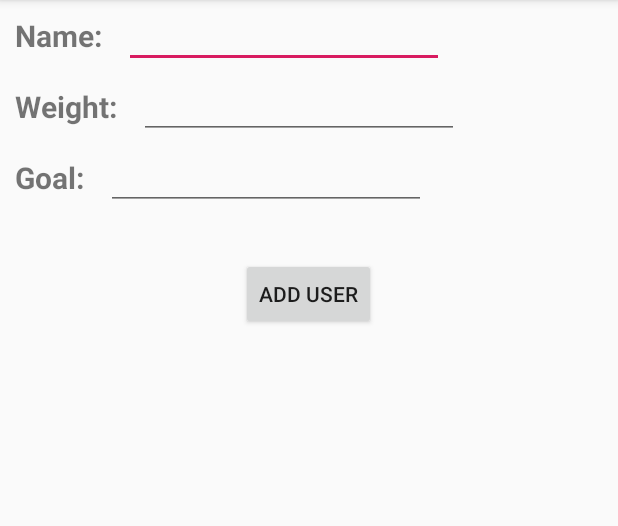
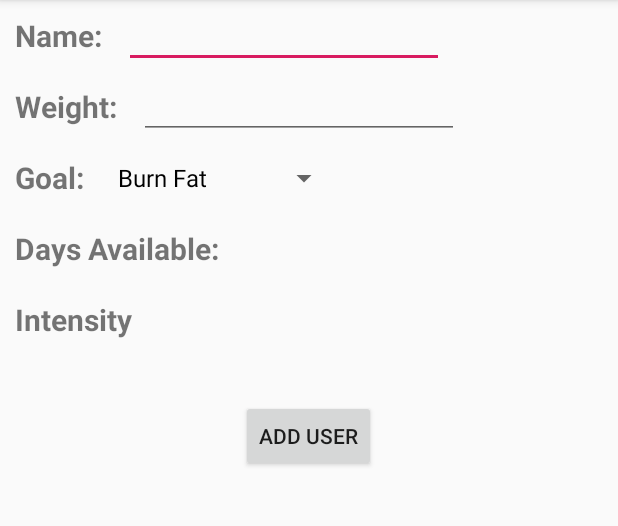
Before and after one commit to Sogurung16/FYP, an Android app: the screen it shows after launch (UserDataPage before the commit, UserView after it), after a tap on "ADD USER", on a phone screen of 412 x 824 dp, the part 84-610 px from its top. Run offline under Robolectric (Android 15) with nearby library versions, the phone set to English and light mode, and no system bars; 1 statement that could not run was skipped.

Commit message:
refactor goal input from int to dropdown option data correctly stored in database

```diff
--- a/app/src/main/AndroidManifest.xml
+++ b/app/src/main/AndroidManifest.xml
@@ -9,7 +9,7 @@
         android:roundIcon="@mipmap/ic_launcher_round"
         android:supportsRtl="true"
         android:theme="@style/AppTheme">
-        <activity android:name=".UserDataPage"></activity>
+        <activity android:name=".UserView"></activity>
         <activity android:name=".ActivitiesPage" />
         <activity android:name=".MainActivity">
             <intent-filter>
--- a/app/src/main/java/com/example/fyp_01/ActivitiesData.java
+++ b/app/src/main/java/com/example/fyp_01/ActivitiesData.java
@@ -28,5 +28,4 @@ public class ActivitiesData extends Activities {
     public void setMuscleBuild(boolean muscleBuild) {
         this.muscleBuild = muscleBuild;
     }
-
 }
--- a/app/src/main/java/com/example/fyp_01/DatabaseHelper.java
+++ b/app/src/main/java/com/example/fyp_01/DatabaseHelper.java
@@ -7,7 +7,7 @@ import android.database.sqlite.SQLiteOpenHelper;
 
 import androidx.annotation.Nullable;
 
-public class DatabaseHelper extends SQLiteOpenHelper {
+public class  DatabaseHelper extends SQLiteOpenHelper {
 
     public static final String DATABASE_NAME = "Database.db";
     public static final int VERSION_NAME = 3;
@@ -32,7 +32,7 @@ public class DatabaseHelper extends SQLiteOpenHelper {
         onCreate(db);
     }
 
-    public boolean addUserData(User user){
+    public boolean addUserData(UserController user){
         SQLiteDatabase db = this.getWritableDatabase();
 
         ContentValues contentValues = new ContentValues();
@@ -48,6 +48,4 @@ public class DatabaseHelper extends SQLiteOpenHelper {
             return true;
         }
     }
-
-
 }
--- a/app/src/main/java/com/example/fyp_01/MainActivity.java
+++ b/app/src/main/java/com/example/fyp_01/MainActivity.java
@@ -15,7 +15,7 @@ public class MainActivity extends AppCompatActivity {
         /*Intent activitiesPage = new Intent(this, ActivitiesPage.class);
         startActivity(activitiesPage);*/
 
-        Intent userDataPage = new Intent(this, UserDataPage.class);
+        Intent userDataPage = new Intent(this, UserView.class);
         startActivity(userDataPage);
     }
 }
--- a/app/src/main/java/com/example/fyp_01/User.java
+++ b/app/src/main/java/com/example/fyp_01/UserController.java
@@ -1,10 +1,12 @@
 package com.example.fyp_01;
 
-public class User{
+import java.util.List;
+
+public class UserController {
 
     private UserData userData;
 
-    public User (UserData userData){
+    public UserController(UserData userData){
         this.userData = userData;
     }
 
@@ -16,8 +18,10 @@ public class User{
         userData.setUserWeightData(userWeight);
     }
 
-    public void setUserGoal(int userGoal) {
-        userData.setUserGoalData(userGoal);
+    public void setUserGoal(String userGoal) { userData.setUserGoalData(userGoal); }
+
+    public void setUserGoalSpinnerArray(List<String> userGoalSpinnerArray) {
+        userData.setUserGoalSpinnerArrayData(userGoalSpinnerArray);
     }
 
     public String getUserName() {
@@ -28,8 +32,12 @@ public class User{
         return userData.getUserWeightData();
     }
 
-    public int getUserGoal() {
+    public String getUserGoal() {
         return userData.getUserGoalData();
+    }
+
+    public List<String> getUserGoalSpinnerArray() {
+        return userData.getUserGoalSpinnerArrayData();
     }
 
    /* public void addUser(User user){
--- a/app/src/main/java/com/example/fyp_01/UserData.java
+++ b/app/src/main/java/com/example/fyp_01/UserData.java
@@ -1,10 +1,15 @@
 package com.example.fyp_01;
+
+import android.widget.AdapterView;
+
+import java.util.ArrayList;
+import java.util.List;
 
 public class UserData{
 
-    private int userGoal;
     private int userWeight;
-    private String userName;
+    private String userName, userGoal;
+    private List<String> userGoalSpinnerArray  = new ArrayList<String>();
 
     public void setUserNameData(String userName) {
         this.userName = userName;
@@ -14,8 +19,10 @@ public class UserData{
         this.userWeight = userWeight;
     }
 
-    public void setUserGoalData(int userGoal) {
-        this.userGoal = userGoal;
+    public void setUserGoalData(String userGoal) { this.userGoal = userGoal; }
+
+    public void setUserGoalSpinnerArrayData(List<String> userGoalSpinnerArray) {
+        this.userGoalSpinnerArray = userGoalSpinnerArray;
     }
 
     public String getUserNameData() {
@@ -26,7 +33,11 @@ public class UserData{
         return userWeight;
     }
 
-    public int getUserGoalData() {
+    public String getUserGoalData() {
         return userGoal;
     }
+
+    public List<String> getUserGoalSpinnerArrayData() {
+        return userGoalSpinnerArray;
+    }
 }
--- a/app/src/main/java/com/example/fyp_01/UserDataPage.java
+++ /dev/null
@@ -1,62 +0,0 @@
-package com.example.fyp_01;
-
-import androidx.appcompat.app.AppCompatActivity;
-
-import android.os.Bundle;
-import android.view.View;
-import android.widget.Button;
-import android.widget.EditText;
-import android.widget.TextView;
-import android.widget.Toast;
-
-public class UserDataPage extends AppCompatActivity {
-
-    DatabaseHelper databaseHelper;
-
-    private Button mAddUserButton;
-    private TextView mUserName, mUserWeight, mUserGoal;
-    private EditText mUserNameInput, mUserWieghtInput, mUserGoalInput;
-
-    @Override
-    protected void onCreate(Bundle savedInstanceState) {
-        super.onCreate(savedInstanceState);
-        setContentView(R.layout.activity_user_data);
-
-        mAddUserButton = findViewById(R.id.addUser);
-        mUserName = findViewById(R.id.userName);
-        mUserWeight = findViewById(R.id.userWeight);
-        mUserGoal = findViewById(R.id.userGoal);
-        mUserNameInput = findViewById(R.id.userNameInput);
-        mUserWieghtInput = findViewById(R.id.userWeightInput);
-        mUserGoalInput = findViewById(R.id.userGoalInput);
-    }
-
-    public void addUserButton(View view){
-        addUser();
-    }
-
-    private void addUser(){
-        UserData newUserData = retrieveUserData();
-
-        User newUser = new User(newUserData);
-
-        databaseHelper = new DatabaseHelper(this);
-        boolean isInserted = databaseHelper.addUserData(newUser);
-
-        if(isInserted == true){
-            Toast.makeText(UserDataPage.this, "Data Added", Toast.LENGTH_LONG).show();
-        }
-        else{
-            Toast.makeText(UserDataPage.this, "Data NOT Added", Toast.LENGTH_LONG).show();
-        }
-    }
-
-    private UserData retrieveUserData(){
-        UserData userData = new UserData();
-        userData.setUserNameData(mUserNameInput.getText().toString());
-        userData.setUserWeightData(Integer.parseInt(mUserWieghtInput.getText().toString()));
-        userData.setUserGoalData(Integer.parseInt(mUserGoalInput.getText().toString())); //TODO: change from number to autocomplete text
-
-        return  userData;
-    }
-}
--- /dev/null
+++ b/app/src/main/java/com/example/fyp_01/UserView.java
@@ -0,0 +1,96 @@
+package com.example.fyp_01;
+
+import androidx.appcompat.app.AppCompatActivity;
+
+import android.os.Bundle;
+import android.view.View;
+import android.widget.AdapterView;
+import android.widget.ArrayAdapter;
+import android.widget.Button;
+import android.widget.EditText;
+import android.widget.Spinner;
+import android.widget.TextView;
+import android.widget.Toast;
+
+import java.util.ArrayList;
+import java.util.List;
+
+public class UserView extends AppCompatActivity {
+
+    DatabaseHelper databaseHelper;
+
+    private Button mAddUserButton;
+    private TextView mUserName, mUserWeight, mUserGoal;
+    private EditText mUserNameInput, mUserWeightInput;
+    private Spinner mUserGoalInput;
+
+    UserController user = new UserController(new UserData());
+
+    @Override
+    protected void onCreate(Bundle savedInstanceState) {
+        super.onCreate(savedInstanceState);
+        setContentView(R.layout.activity_user_data);
+
+        mAddUserButton = findViewById(R.id.addUser);
+        mUserName = findViewById(R.id.userName);
+        mUserWeight = findViewById(R.id.userWeight);
+        mUserGoal = findViewById(R.id.userGoal);
+        mUserNameInput = findViewById(R.id.userNameInput);
+        mUserWeightInput = findViewById(R.id.userWeightInput);
+        mUserGoalInput = findViewById(R.id.userGoalInput);
+
+        user.setUserGoalSpinnerArray(userGoalSpinnerOptions());
+        ArrayAdapter<String> goalAdapter = new ArrayAdapter<>(this, android.R.layout.simple_spinner_dropdown_item, user.getUserGoalSpinnerArray());
+        mUserGoalInput.setAdapter(goalAdapter);
+
+        mUserGoalInput.setOnItemSelectedListener(new AdapterView.OnItemSelectedListener() {
+            @Override
+            public void onItemSelected(AdapterView<?> parent, View view, int position, long id) {
+                Object item = parent.getItemAtPosition(position);
+                if (item != null){
+                    user.setUserGoal(item.toString());
+                    Toast.makeText(UserView.this, item.toString(), Toast.LENGTH_SHORT).show();
+                }
+                Toast.makeText(UserView.this, "Selected",Toast.LENGTH_SHORT).show();
+            }
+
+            @Override
+            public void onNothingSelected(AdapterView<?> parent) {
+            //TODO: Display Error Message.
+            }
+        });
+    }
+
+    public List<String> userGoalSpinnerOptions(){
+        List<String> spinnerArray = new ArrayList<String>();
+        spinnerArray.add("Burn Fat");
+        spinnerArray.add("Build Muscle");
+
+        return spinnerArray;
+    }
+
+    public void addUserButton(View view){
+        retrieveUserData();
+        addUser();
+    }
+
+    private void addUser(){
+        databaseHelper = new DatabaseHelper(this);
+        boolean isInserted = databaseHelper.addUserData(user);
+
+        if(isInserted == true){
+            Toast.makeText(UserView.this, "Data Added", Toast.LENGTH_LONG).show();
+        }
+        else{
+            Toast.makeText(UserView.this, "Data NOT Added", Toast.LENGTH_LONG).show();
+        }
+    }
+
+    private UserController retrieveUserData(){
+        user.setUserName(mUserNameInput.getText().toString());
+        user.setUserWeight(Integer.parseInt(mUserWeightInput.getText().toString()));
+        user.setUserGoal(user.getUserGoal());
+
+        return  user;
+    }
+}
--- a/app/src/main/res/layout/activity_user_data.xml
+++ b/app/src/main/res/layout/activity_user_data.xml
@@ -4,7 +4,7 @@
     xmlns:tools="http://schemas.android.com/tools"
     android:layout_width="match_parent"
     android:layout_height="match_parent"
-    tools:context=".UserDataPage">
+    tools:context=".UserView">
 
     <TextView
         android:id="@+id/userName"
@@ -43,6 +43,38 @@
         app:layout_constraintTop_toTopOf="parent"
         app:layout_constraintVertical_bias="0.069"></TextView>
 
+    <TextView
+        android:id="@+id/daysAvailable"
+        android:layout_below="@+id/userGoal"
+        android:layout_width="wrap_content"
+        android:layout_height="wrap_content"
+        android:layout_margin="10dp"
+        android:text="Days Available: "
+        android:textSize="20sp"
+        android:textStyle="bold"
+        app:layout_constraintBottom_toBottomOf="parent"
+        app:layout_constraintEnd_toEndOf="parent"
+        app:layout_constraintHorizontal_bias="0.05"
+        app:layout_constraintStart_toStartOf="parent"
+        app:layout_constraintTop_toTopOf="parent"
+        app:layout_constraintVertical_bias="0.069"></TextView>
+
+    <TextView
+        android:id="@+id/intensity"
+        android:layout_below="@+id/daysAvailable"
+        android:layout_width="wrap_content"
+        android:layout_height="wrap_content"
+        android:layout_margin="10dp"
+        android:text="Intensity"
+        android:textSize="20sp"
+        android:textStyle="bold"
+        app:layout_constraintBottom_toBottomOf="parent"
+        app:layout_constraintEnd_toEndOf="parent"
+        app:layout_constraintHorizontal_bias="0.05"
+        app:layout_constraintStart_toStartOf="parent"
+        app:layout_constraintTop_toTopOf="parent"
+        app:layout_constraintVertical_bias="0.069"></TextView>
+
     <EditText
         android:id="@+id/userNameInput"
         android:layout_toRightOf="@id/userName"
@@ -60,14 +92,14 @@
         android:ems="10"
         android:inputType="number" />
 
-    <EditText
+    <Spinner
         android:id="@+id/userGoalInput"
         android:layout_below="@id/userWeight"
         android:layout_toRightOf="@id/userGoal"
         android:layout_width="wrap_content"
         android:layout_height="wrap_content"
         android:ems="10"
-        android:inputType="number" />
+        android:spinnerMode="dropdown"/>
 
     <Button
         android:id="@+id/addUser"
@@ -77,7 +109,7 @@
         android:layout_marginTop="30dp"
         android:layout_centerHorizontal="true"
         android:text="add user"
-        android:layout_below="@+id/userGoal"></Button>
+        android:layout_below="@+id/intensity"></Button>
 
 
 </RelativeLayout>
--- a/build.gradle
+++ b/build.gradle
@@ -7,7 +7,7 @@ buildscript {
 
     }
     dependencies {
-        classpath 'com.android.tools.build:gradle:3.5.3'
+        classpath 'com.android.tools.build:gradle:4.1.1'
 
         // NOTE: Do not place your application dependencies here; they belong
         // in the individual module build.gradle files
```
Also changed, not shown: gradle/wrapper/gradle-wrapper.properties.
